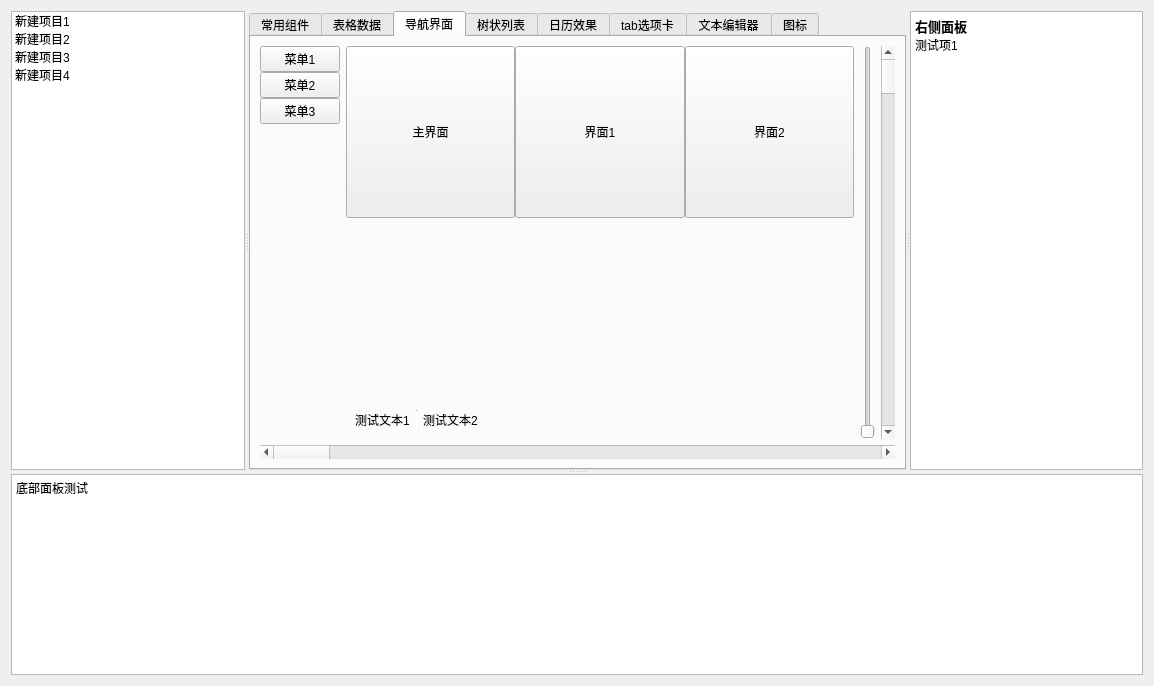
Old version of the form TestModule/mainwidget.ui in the repository zhongyang219/RibbonUiFrame.
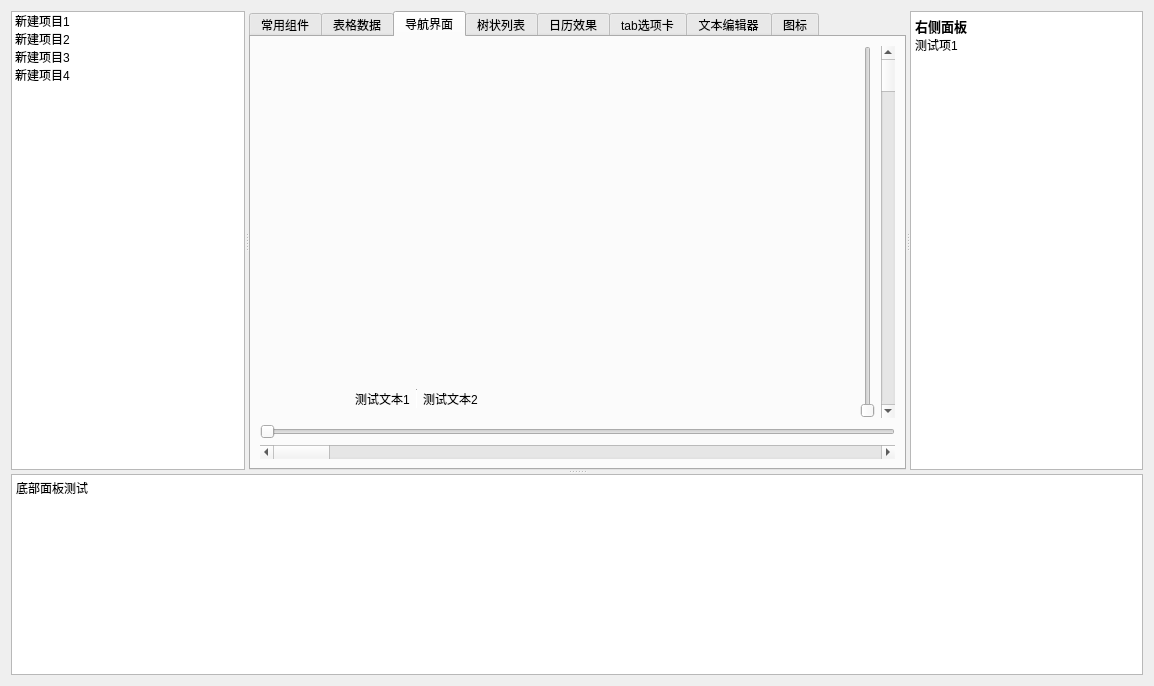
New version of the form. The open tabs and pages were chosen to show the change. Icons and pictures are not drawn. Custom widgets are drawn as their Qt base class.

Commit message: office主题更新；增加 RibbonUiTools

```diff
--- a/TestModule/mainwidget.ui
+++ b/TestModule/mainwidget.ui
@@ -590,66 +590,11 @@
               <property name="bottomMargin">
                <number>0</number>
               </property>
-              <item>
-               <widget class="QPushButton" name="btn1">
-                <property name="text">
-                 <string>菜单1</string>
-                </property>
-                <property name="checkable">
-                 <bool>true</bool>
-                </property>
-                <property name="checked">
-                 <bool>false</bool>
-                </property>
-                <property name="autoExclusive">
-                 <bool>true</bool>
-                </property>
-               </widget>
-              </item>
-              <item>
-               <widget class="QPushButton" name="btn2">
-                <property name="text">
-                 <string>菜单2</string>
-                </property>
-                <property name="checkable">
-                 <bool>true</bool>
-                </property>
-                <property name="autoExclusive">
-                 <bool>true</bool>
-                </property>
-               </widget>
-              </item>
-              <item>
-               <widget class="QPushButton" name="btn3">
-                <property name="text">
-                 <string>菜单3</string>
-                </property>
-                <property name="checkable">
-                 <bool>true</bool>
-                </property>
-                <property name="autoExclusive">
-                 <bool>true</bool>
-                </property>
-               </widget>
-              </item>
-              <item>
-               <spacer name="verticalSpacer">
-                <property name="orientation">
-                 <enum>Qt::Vertical</enum>
-                </property>
-                <property name="sizeHint" stdset="0">
-                 <size>
-                  <width>20</width>
-                  <height>222</height>
-                 </size>
-                </property>
-               </spacer>
-              </item>
              </layout>
             </widget>
            </item>
            <item>
-            <layout class="QVBoxLayout" name="verticalLayout_4">
+            <layout class="QVBoxLayout" name="verticalLayout_4" stretch="1,2,0">
              <item>
               <widget class="QWidget" name="widgetTop" native="true">
                <layout class="QHBoxLayout" name="horizontalLayout_2">
@@ -668,57 +613,21 @@
                 <property name="bottomMargin">
                  <number>0</number>
                 </property>
-                <item>
-                 <widget class="QToolButton" name="tbtn1">
-                  <property name="sizePolicy">
-                   <sizepolicy hsizetype="Expanding" vsizetype="Expanding">
-                    <horstretch>0</horstretch>
-                    <verstretch>0</verstretch>
-                   </sizepolicy>
-                  </property>
-                  <property name="text">
-                   <string>主界面</string>
-                  </property>
-                 </widget>
-                </item>
-                <item>
-                 <widget class="QToolButton" name="tbtn2">
-                  <property name="sizePolicy">
-                   <sizepolicy hsizetype="Expanding" vsizetype="Expanding">
-                    <horstretch>0</horstretch>
-                    <verstretch>0</verstretch>
-                   </sizepolicy>
-                  </property>
-                  <property name="text">
-                   <string>界面1</string>
-                  </property>
-                 </widget>
-                </item>
-                <item>
-                 <widget class="QToolButton" name="tbtn3">
-                  <property name="sizePolicy">
-                   <sizepolicy hsizetype="Expanding" vsizetype="Expanding">
-                    <horstretch>0</horstretch>
-                    <verstretch>0</verstretch>
-                   </sizepolicy>
-                  </property>
-                  <property name="text">
-                   <string>界面2</string>
-                  </property>
-                 </widget>
-                </item>
                </layout>
               </widget>
              </item>
              <item>
-              <widget class="QWidget" name="widget" native="true">
-               <property name="sizePolicy">
-                <sizepolicy hsizetype="Preferred" vsizetype="Expanding">
-                 <horstretch>0</horstretch>
-                 <verstretch>0</verstretch>
-                </sizepolicy>
+              <spacer name="verticalSpacer">
+               <property name="orientation">
+                <enum>Qt::Vertical</enum>
                </property>
-              </widget>
+               <property name="sizeHint" stdset="0">
+                <size>
+                 <width>20</width>
+                 <height>40</height>
+                </size>
+               </property>
+              </spacer>
              </item>
              <item>
               <widget class="QWidget" name="widgetBottom" native="true">
@@ -784,6 +693,13 @@
            </item>
           </layout>
          </item>
+         <item>
+          <widget class="QSlider" name="horizontalSlider_2">
+           <property name="orientation">
+            <enum>Qt::Horizontal</enum>
+           </property>
+          </widget>
+         </item>
          <item>
           <widget class="QScrollBar" name="horizontalScrollBar">
            <property name="orientation">
@@ -1134,6 +1050,20 @@
    </item>
   </layout>
  </widget>
+ <customwidgets>
+  <customwidget>
+   <class>VerticalNavigateWidget</class>
+   <extends>QWidget</extends>
+   <header>navigatewidget.h</header>
+   <container>1</container>
+  </customwidget>
+  <customwidget>
+   <class>HorizontalNavigateWidget</class>
+   <extends>QWidget</extends>
+   <header>navigatewidget.h</header>
+   <container>1</container>
+  </customwidget>
+ </customwidgets>
  <resources>
   <include location="resource.qrc"/>
  </resources>
```
Left out of the diff: 35 changed lines with no effect on the pictures. The commit also changes 51 other files.
